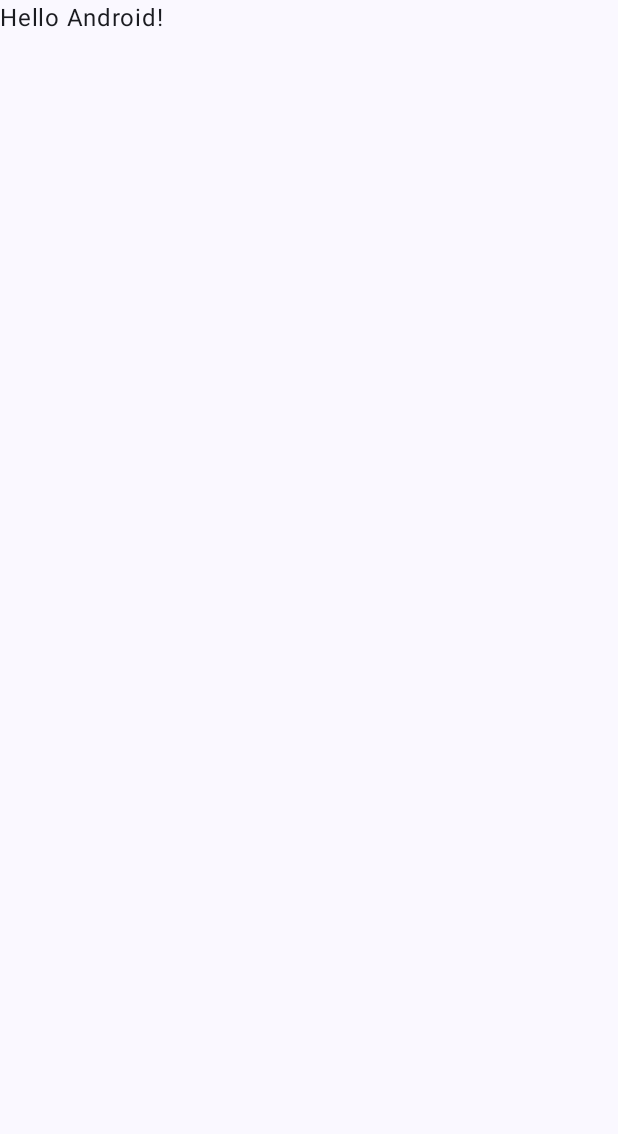
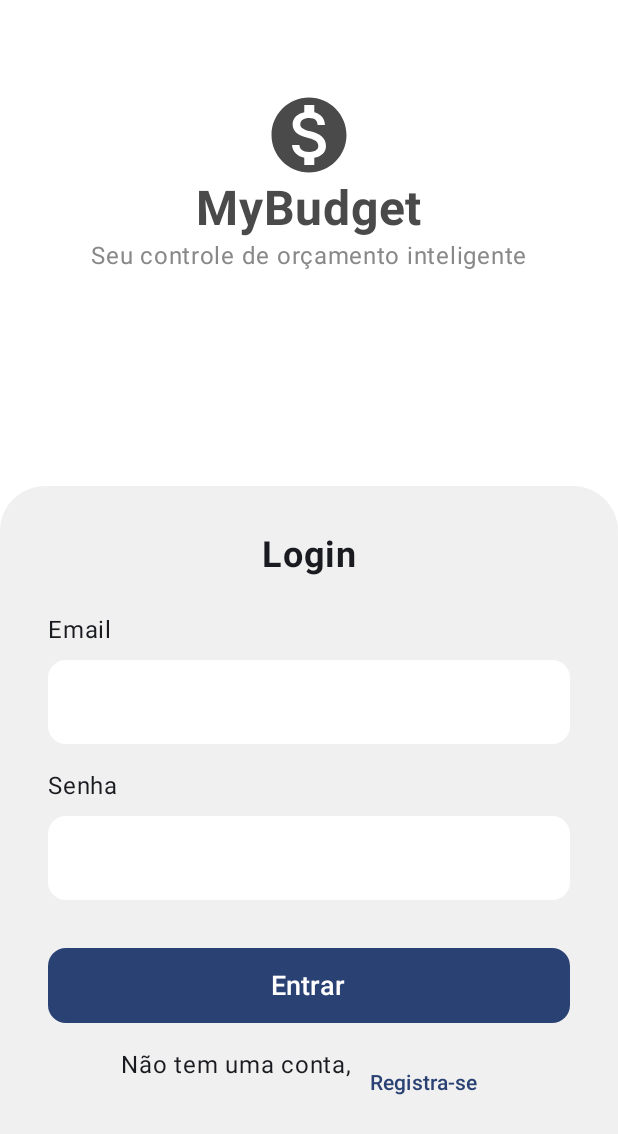
Before and after one commit to YinBits/myBudget, an Android app built with Jetpack Compose: the screen it shows after launch (MainActivity), on a phone screen of 412 x 824 dp. Before the commit the part shown is almost empty. Shown: the top 1134 px of the screen. Run offline under Robolectric (Android 15) with nearby library versions, the phone set to English and light mode, and no system bars; our stand-ins replace Navigation 3.

Commit message:
feat - start screens

```diff
--- a/android/app/src/main/AndroidManifest.xml
+++ b/android/app/src/main/AndroidManifest.xml
@@ -1,6 +1,8 @@
 <?xml version="1.0" encoding="utf-8"?>
 <manifest xmlns:android="http://schemas.android.com/apk/res/android"
     xmlns:tools="http://schemas.android.com/tools">
+
+    <uses-permission android:name="android.permission.INTERNET" />
 
     <application
         android:allowBackup="true"
@@ -10,7 +12,8 @@
         android:label="@string/app_name"
         android:roundIcon="@mipmap/ic_launcher_round"
         android:supportsRtl="true"
-        android:theme="@style/Theme.MyBudget">
+        android:theme="@style/Theme.MyBudget"
+        android:networkSecurityConfig="@xml/network_security_config">
         <activity
             android:name=".MainActivity"
             android:exported="true"
--- a/android/app/src/main/java/com/faj/myb/MainActivity.kt
+++ b/android/app/src/main/java/com/faj/myb/MainActivity.kt
@@ -5,43 +5,49 @@ import androidx.activity.ComponentActivity
 import androidx.activity.compose.setContent
 import androidx.activity.enableEdgeToEdge
 import androidx.compose.foundation.layout.fillMaxSize
-import androidx.compose.foundation.layout.padding
 import androidx.compose.material3.Scaffold
 import androidx.compose.material3.Text
 import androidx.compose.runtime.Composable
+import androidx.compose.runtime.mutableStateListOf
+import androidx.compose.runtime.remember
+import androidx.compose.runtime.snapshots.SnapshotStateList
 import androidx.compose.ui.Modifier
-import androidx.compose.ui.tooling.preview.Preview
+import androidx.navigation3.runtime.NavEntry
+import androidx.navigation3.ui.NavDisplay
+import com.faj.myb.screens.LoginScreen
+import com.faj.myb.screens.SignUpScreen
+import com.faj.myb.screens.SplashScreen
 import com.faj.myb.ui.theme.MyBudgetTheme
 
+data object NavLogin
+data object NavSignUp
+data object NavSplash
+
 class MainActivity : ComponentActivity() {
+
     override fun onCreate(savedInstanceState: Bundle?) {
         super.onCreate(savedInstanceState)
         enableEdgeToEdge()
         setContent {
+
+            val backStack: SnapshotStateList<Any> = remember { mutableStateListOf<Any>(NavSplash) }
+
             MyBudgetTheme {
-                Scaffold(modifier = Modifier.fillMaxSize()) { innerPadding ->
-                    Greeting(
-                        name = "Android",
-                        modifier = Modifier.padding(innerPadding)
+                Scaffold(modifier = Modifier.fillMaxSize()) { _ ->
+                    NavDisplay(
+                        backStack = backStack,
+                        onBack = { backStack.removeLastOrNull() },
+                        entryProvider = { key ->
+                            when(key) {
+                                is NavSplash -> NavEntry(key) { SplashScreen(backStack) }
+                                is NavLogin -> NavEntry(key) { LoginScreen(backStack) }
+                                is NavSignUp -> NavEntry(key) { SignUpScreen(backStack) }
+                                else -> NavEntry(Unit) { Text("Unknown route") }
+                            }
+                        }
                     )
                 }
             }
         }
     }
 }
-
-@Composable
-fun Greeting(name: String, modifier: Modifier = Modifier) {
-    Text(
-        text = "Hello $name!",
-        modifier = modifier
-    )
-}
-
-@Preview(showBackground = true)
-@Composable
-fun GreetingPreview() {
-    MyBudgetTheme {
-        Greeting("Android")
-    }
-}
--- /dev/null
+++ b/android/app/src/main/java/com/faj/myb/screens/LoginScreen.kt
@@ -0,0 +1,166 @@
+package com.faj.myb.screens
+
+import androidx.compose.foundation.background
+import androidx.compose.foundation.layout.*
+import androidx.compose.foundation.shape.RoundedCornerShape
+import androidx.compose.foundation.text.KeyboardOptions
+import androidx.compose.material.icons.Icons
+import androidx.compose.material.icons.filled.MonetizationOn
+import androidx.compose.material3.*
+import androidx.compose.runtime.*
+import androidx.compose.runtime.snapshots.SnapshotStateList
+import androidx.compose.ui.Alignment
+import androidx.compose.ui.Modifier
+import androidx.compose.ui.graphics.Color
+import androidx.compose.ui.text.font.FontWeight
+import androidx.compose.ui.text.input.KeyboardType
+import androidx.compose.ui.text.input.PasswordVisualTransformation
+import androidx.compose.ui.text.style.TextAlign
+import androidx.compose.ui.tooling.preview.Preview
+import androidx.compose.ui.unit.dp
+import androidx.compose.ui.unit.sp
+import androidx.lifecycle.viewmodel.compose.viewModel
+import com.faj.myb.NavSignUp
+import com.faj.myb.viewmodel.LoginUiState
+import com.faj.myb.viewmodel.LoginViewModel
+
+@Composable
+fun LoginScreen(backStack: SnapshotStateList<Any>, viewModel: LoginViewModel = viewModel()) {
+    var email by remember { mutableStateOf("") }
+    var password by remember { mutableStateOf("") }
+    val uiState = viewModel.uiState
+
+    Box(
+        modifier = Modifier
+            .fillMaxSize()
+            .background(Color.White)
+    ) {
+        Column(
+            modifier = Modifier
+                .fillMaxWidth()
+                .padding(top = 60.dp),
+            horizontalAlignment = Alignment.CenterHorizontally
+        ) {
+            Icon(
+                imageVector = Icons.Default.MonetizationOn,
+                contentDescription = "Logo",
+                modifier = Modifier.size(60.dp),
+                tint = Color(0xFF4A4A4A)
+            )
+            Text(
+                text = "MyBudget",
+                fontSize = 32.sp,
+                fontWeight = FontWeight.Bold,
+                color = Color(0xFF4A4A4A)
+            )
+            Text(
+                text = "Seu controle de orçamento inteligente",
+                fontSize = 16.sp,
+                color = Color.Gray
+            )
+        }
+
+        Card(
+            modifier = Modifier
+                .align(Alignment.BottomCenter)
+                .fillMaxWidth()
+                .height(500.dp),
+            shape = RoundedCornerShape(topStart = 30.dp, topEnd = 30.dp),
+            colors = CardDefaults.cardColors(containerColor = Color(0xFFF0F0F0))
+        ) {
+            Column(
+                modifier = Modifier
+                    .fillMaxSize()
+                    .padding(32.dp),
+                horizontalAlignment = Alignment.CenterHorizontally
+            ) {
+                Text(
+                    text = "Login",
+                    fontSize = 24.sp,
+                    fontWeight = FontWeight.Bold
+                )
+                Spacer(modifier = Modifier.height(24.dp))
+                Text(
+                    text = "Email",
+                    modifier = Modifier.fillMaxWidth(),
+                    textAlign = TextAlign.Start
+                )
+                Spacer(modifier = Modifier.height(8.dp))
+                OutlinedTextField(
+                    value = email,
+                    onValueChange = { email = it },
+                    modifier = Modifier.fillMaxWidth(),
+                    shape = RoundedCornerShape(12.dp),
+                    colors = OutlinedTextFieldDefaults.colors(
+                        focusedBorderColor = Color.Transparent,
+                        unfocusedBorderColor = Color.Transparent,
+                        focusedContainerColor = Color.White,
+                        unfocusedContainerColor = Color.White
+                    ),
+                    keyboardOptions = KeyboardOptions(keyboardType = KeyboardType.Email)
+                )
+
+                Spacer(modifier = Modifier.height(16.dp))
+                Text(
+                    text = "Senha",
+                    modifier = Modifier.fillMaxWidth(),
+                    textAlign = TextAlign.Start
+                )
+                Spacer(modifier = Modifier.height(8.dp))
+                OutlinedTextField(
+                    value = password,
+                    onValueChange = { password = it },
+                    modifier = Modifier.fillMaxWidth(),
+                    shape = RoundedCornerShape(12.dp),
+                    colors = OutlinedTextFieldDefaults.colors(
+                        focusedBorderColor = Color.Transparent,
+                        unfocusedBorderColor = Color.Transparent,
+                        focusedContainerColor = Color.White,
+                        unfocusedContainerColor = Color.White
+                    ),
+                    visualTransformation = PasswordVisualTransformation(),
+                    keyboardOptions = KeyboardOptions(keyboardType = KeyboardType.Password)
+                )
+
+                Spacer(modifier = Modifier.height(32.dp))
+
+                Button(
+                    onClick = { viewModel.login(email, password) },
+                    modifier = Modifier
+                        .fillMaxWidth()
+                        .height(50.dp),
+                    shape = RoundedCornerShape(12.dp),
+                    enabled = uiState !is LoginUiState.Loading
+                ) {
+                    if (uiState is LoginUiState.Loading) {
+                        CircularProgressIndicator(color = Color.White)
+                    } else {
+                        Text(text = "Entrar", fontSize = 18.sp)
+                    }
+                }
+                if (uiState is LoginUiState.Error) {
+                    Text(
+                        text = uiState.message,
+                        color = MaterialTheme.colorScheme.error,
+                        modifier = Modifier.padding(top = 8.dp)
+                    )
+                }
+                Spacer(modifier = Modifier.height(16.dp))
+
+                Row {
+                    Text(text = "Não tem uma conta,")
+                    TextButton(onClick = { backStack.add(NavSignUp) }) {
+                        Text(text = "Registra-se")
+                    }
+                }
+            }
+        }
+    }
+}
+
+
+@Preview(showBackground = true)
+@Composable
+fun LoginScreenPreview() {
+    LoginScreen(backStack = SnapshotStateList())
+}
--- /dev/null
+++ b/android/app/src/main/java/com/faj/myb/screens/SplashScreen.kt
@@ -0,0 +1,79 @@
+package com.faj.myb.screens
+
+import androidx.compose.animation.core.animateFloatAsState
+import androidx.compose.animation.core.tween
+import androidx.compose.foundation.background
+import androidx.compose.foundation.layout.Arrangement
+import androidx.compose.foundation.layout.Box
+import androidx.compose.foundation.layout.Row
+import androidx.compose.foundation.layout.fillMaxSize
+import androidx.compose.foundation.layout.size
+import androidx.compose.material.icons.Icons
+import androidx.compose.material.icons.filled.MonetizationOn
+import androidx.compose.material3.Icon
+import androidx.compose.material3.Text
+import androidx.compose.runtime.Composable
+import androidx.compose.runtime.LaunchedEffect
+import androidx.compose.runtime.getValue
+import androidx.compose.runtime.mutableStateOf
+import androidx.compose.runtime.remember
+import androidx.compose.runtime.setValue
+import androidx.compose.runtime.snapshots.SnapshotStateList
+import androidx.compose.ui.Alignment
+import androidx.compose.ui.Modifier
+import androidx.compose.ui.draw.alpha
+import androidx.compose.ui.graphics.Color
+import androidx.compose.ui.graphics.graphicsLayer
+import androidx.compose.ui.text.font.FontWeight
+import androidx.compose.ui.unit.dp
+import androidx.compose.ui.unit.sp
+import com.faj.myb.NavLogin
+import com.faj.myb.NavSplash
+import kotlinx.coroutines.delay
+
+@Composable
+fun SplashScreen(backStack: SnapshotStateList<Any>) {
+    var startAnimation by remember { mutableStateOf(false) }
+    val alphaAnimation = animateFloatAsState(
+        targetValue = if (startAnimation) 1f else 0f,
+        animationSpec = tween(durationMillis = 3000)
+    )
+
+    LaunchedEffect(key1 = true) {
+        startAnimation = true
+        delay(4000)
+        backStack.remove(NavSplash)
+        backStack.add(NavLogin)
+    }
+
+    Box(
+        modifier = Modifier
+            .fillMaxSize()
+            .background(Color(0xFF0D1117)),
+        contentAlignment = Alignment.Center
+    ) {
+        Row(
+            modifier = Modifier
+                .graphicsLayer(
+                    scaleX = alphaAnimation.value,
+                    scaleY = alphaAnimation.value
+                )
+                .alpha(alphaAnimation.value),
+            horizontalArrangement = Arrangement.Center,
+            verticalAlignment = Alignment.CenterVertically
+        ) {
+            Icon(
+                imageVector = Icons.Default.MonetizationOn,
+                contentDescription = "Logo",
+                modifier = Modifier.size(60.dp),
+                tint = Color.White
+            )
+            Text(
+                text = "MyBudget",
+                fontSize = 32.sp,
+                fontWeight = FontWeight.Bold,
+                color = Color.White
+            )
+        }
+    }
+}
--- /dev/null
+++ b/android/app/src/main/res/xml/network_security_config.xml
@@ -0,0 +1,6 @@
+<?xml version="1.0" encoding="utf-8"?>
+<network-security-config>
+    <domain-config cleartextTrafficPermitted="true">
+        <domain includeSubdomains="true">localhost</domain>
+    </domain-config>
+</network-security-config>
```
Also changed, not shown: android/app/build.gradle.kts (+12 -0 lines), android/app/src/main/java/com/faj/myb/api/ApiService.kt (added, +29 -0 lines), android/app/src/main/java/com/faj/myb/api/request/LoginRequest.kt (added, +8 -0 lines), android/app/src/main/java/com/faj/myb/api/response/LoginResponse.kt (added, +7 -0 lines), android/app/src/main/java/com/faj/myb/screens/SignUpScreen.kt (added, +205 -0 lines), android/app/src/main/java/com/faj/myb/viewmodel/LoginViewModel.kt (added, +57 -0 lines), android/gradle/libs.versions.toml (+26 -0 lines).
